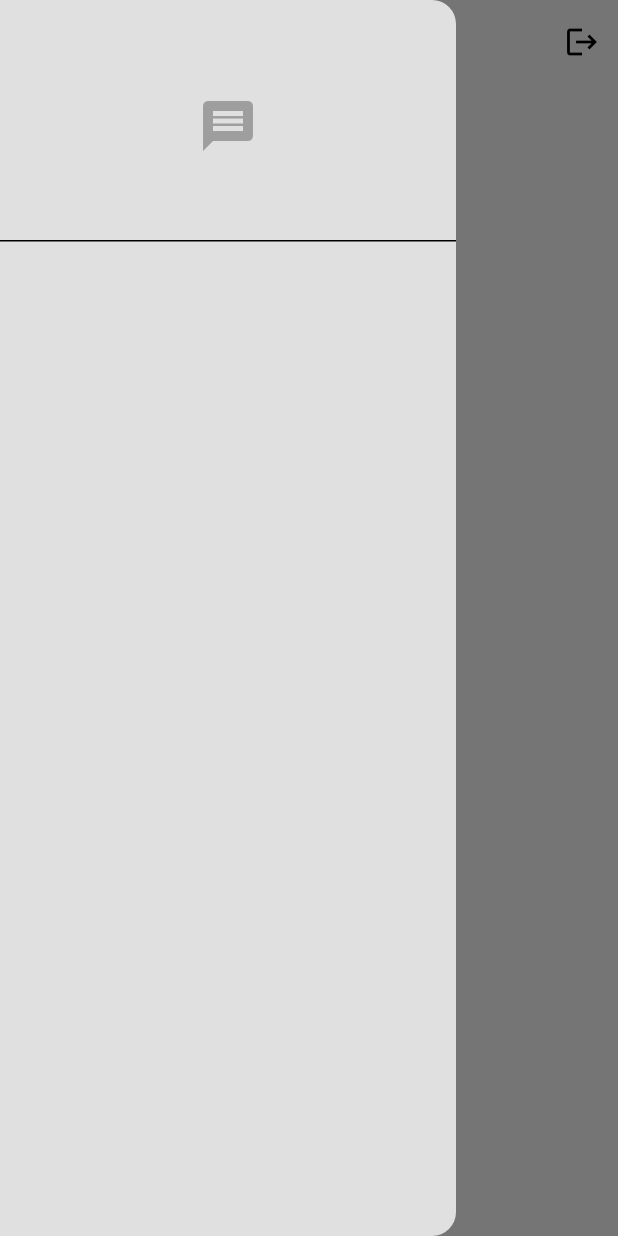
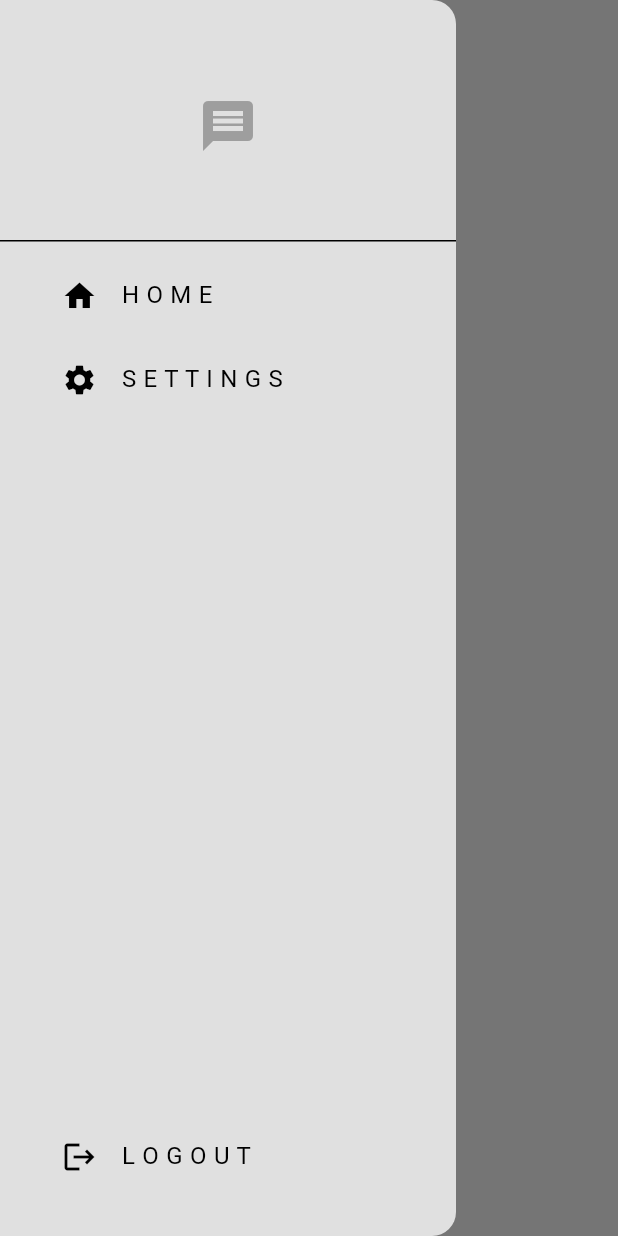
Before and after one commit to lemu6/ChatApp, a Flutter app: the screen it shows once a user with an empty profile is signed in, with the side drawer open, on a phone screen of 412 x 824 dp. Run offline on Flutter 3.47's test engine with Material 3 defaults, Android fonts, the phone set to English and light mode, and no system bars; our stand-ins replace cloud_firestore, firebase_auth, firebase_core; accounts and stored records are empty.

```diff
--- a/lib/components/my_drawer.dart
+++ b/lib/components/my_drawer.dart
@@ -1,13 +1,24 @@
+import 'package:chat_app/services/auth/auth_service.dart';
+import 'package:chat_app/pages/settings_page.dart';
 import 'package:flutter/material.dart';
 
 class MyDrawer extends StatelessWidget {
   const MyDrawer({super.key});
+
+  void logout() {
+    // get auth service
+    final auth = AuthService();
+    auth.signOut();
+  }
 
   @override
   Widget build(BuildContext context) {
     return Drawer(
       backgroundColor: Theme.of(context).colorScheme.background,
       child: Column(
+        mainAxisAlignment: MainAxisAlignment.spaceBetween,
+        children: [
+          Column(
             children: [
               // logo
               DrawerHeader(
@@ -18,12 +29,54 @@ class MyDrawer extends StatelessWidget {
                     size: 40,
                   ),
                 ),
-          )
+              ),
+
               // home list title
+              Padding(
+                padding: const EdgeInsets.only(left: 25.0),
+                child: ListTile(
+                  title: const Text("H O M E"),
+                  leading: const Icon(Icons.home),
+                  onTap: () {
+                    // pop the drawer
+                    Navigator.pop(context);
+                  },
+                ),
+              ),
 
-          // sttings list title
+              // settings list title
+              Padding(
+                padding: const EdgeInsets.only(left: 25.0),
+                child: ListTile(
+                  title: const Text("S E T T I N G S"),
+                  leading: const Icon(Icons.settings),
+                  onTap: () {
+                    // pop the drawer
+                    Navigator.pop(context);
+
+                    // Navigate to settings page
+
+                    Navigator.push(
+                      context,
+                      MaterialPageRoute(
+                        builder: (context) => const SettingsPage(),
+                      ),
+                    );
+                  },
+                ),
+              ),
+            ],
+          ),
 
           // logout list title
+          Padding(
+            padding: const EdgeInsets.only(left: 25.0, bottom: 25),
+            child: ListTile(
+              title: const Text("L O G O U T"),
+              leading: const Icon(Icons.logout),
+              onTap: logout,
+            ),
+          ),
         ],
       ),
     );
--- a/lib/main.dart
+++ b/lib/main.dart
@@ -1,4 +1,4 @@
-import 'package:chat_app/auth/auth_gate.dart';
+import 'package:chat_app/services/auth/auth_gate.dart';
 import 'package:chat_app/firebase_options.dart';
 import 'package:chat_app/themes/light_mode.dart';
 import 'package:firebase_core/firebase_core.dart';
--- a/lib/pages/home_page.dart
+++ b/lib/pages/home_page.dart
@@ -1,25 +1,16 @@
-import 'package:chat_app/auth/auth_service.dart';
 import 'package:chat_app/components/my_drawer.dart';
 import 'package:flutter/material.dart';
 
 class HomePage extends StatelessWidget {
   const HomePage({super.key});
 
-  void logout() {
-    // get auth services
-    final _auth = AuthService();
-    _auth.signOut();
-  }
+
 
   @override
   Widget build(BuildContext context) {
     return Scaffold(
       appBar: AppBar(
         title: Text("Home"),
-        actions: [
-          // logout button
-          IconButton(onPressed: logout, icon: Icon(Icons.logout))
-        ],
       ),
       drawer: MyDrawer(),
     );
--- a/lib/pages/login_page.dart
+++ b/lib/pages/login_page.dart
@@ -1,4 +1,4 @@
-import 'package:chat_app/auth/auth_service.dart';
+import 'package:chat_app/services/auth/auth_service.dart';
 import 'package:chat_app/components/my_button.dart';
 import 'package:chat_app/components/my_textfield.dart';
 import 'package:flutter/material.dart';
--- a/lib/pages/register_page.dart
+++ b/lib/pages/register_page.dart
@@ -1,4 +1,4 @@
-import 'package:chat_app/auth/auth_service.dart';
+import 'package:chat_app/services/auth/auth_service.dart';
 import 'package:flutter/material.dart';
 import 'package:chat_app/components/my_button.dart';
 import 'package:chat_app/components/my_textfield.dart';
--- a/lib/auth/auth_gate.dart
+++ b/lib/services/auth/auth_gate.dart
@@ -1,4 +1,4 @@
-import 'package:chat_app/auth/login_or_register.dart';
+import 'package:chat_app/services/auth/login_or_register.dart';
 import 'package:firebase_auth/firebase_auth.dart';
 import 'package:flutter/material.dart';
 import 'package:chat_app/pages/home_page.dart';
--- a/pubspec.yaml
+++ b/pubspec.yaml
@@ -37,6 +37,7 @@ dependencies:
   cupertino_icons: ^1.0.6
   firebase_core: ^2.31.0
   firebase_auth: ^4.19.5
+  cloud_firestore: ^4.17.3
 
 dev_dependencies:
   flutter_test:
```
Also changed, not shown: lib/pages/settings_page.dart (added, +12 -0 lines), lib/services/chat/chat_service.dart (added, +14 -0 lines), lib/services/auth/auth_service.dart (renamed from lib/auth/auth_service.dart), lib/services/auth/login_or_register.dart (renamed from lib/auth/login_or_register.dart), pubspec.lock, 3 other files. Lines whose indentation alone changed are shown as unchanged.
